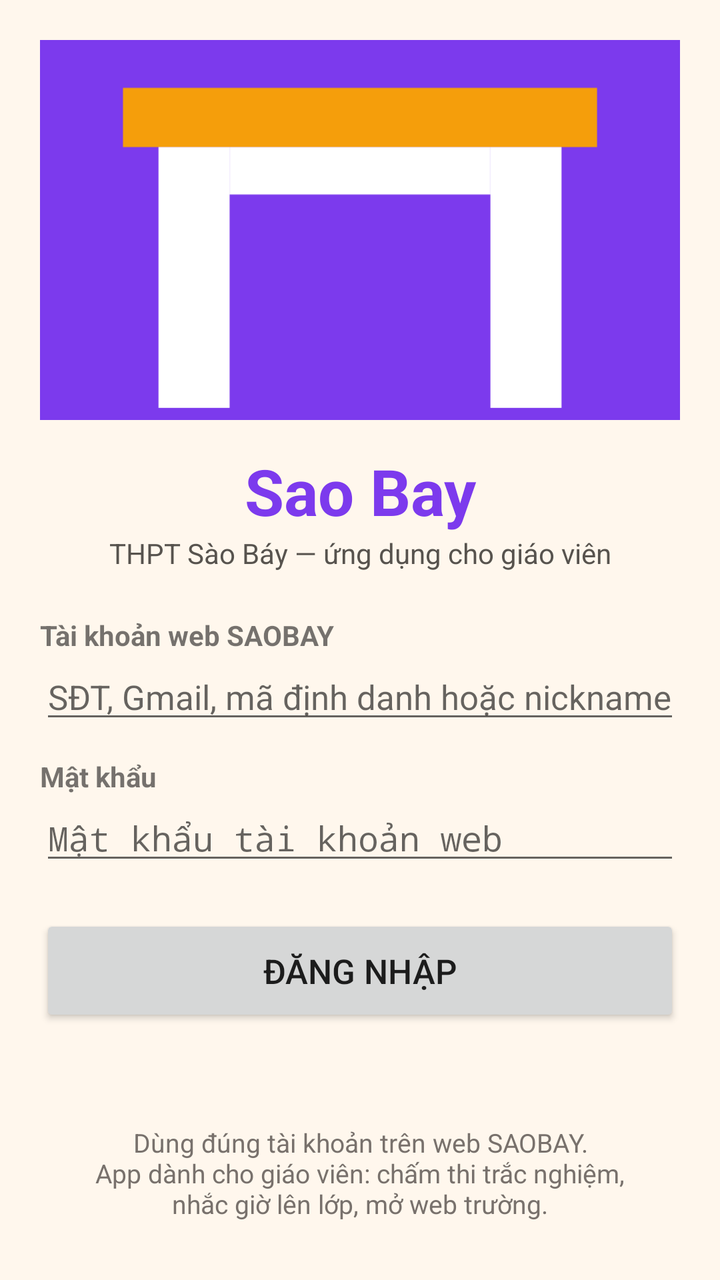
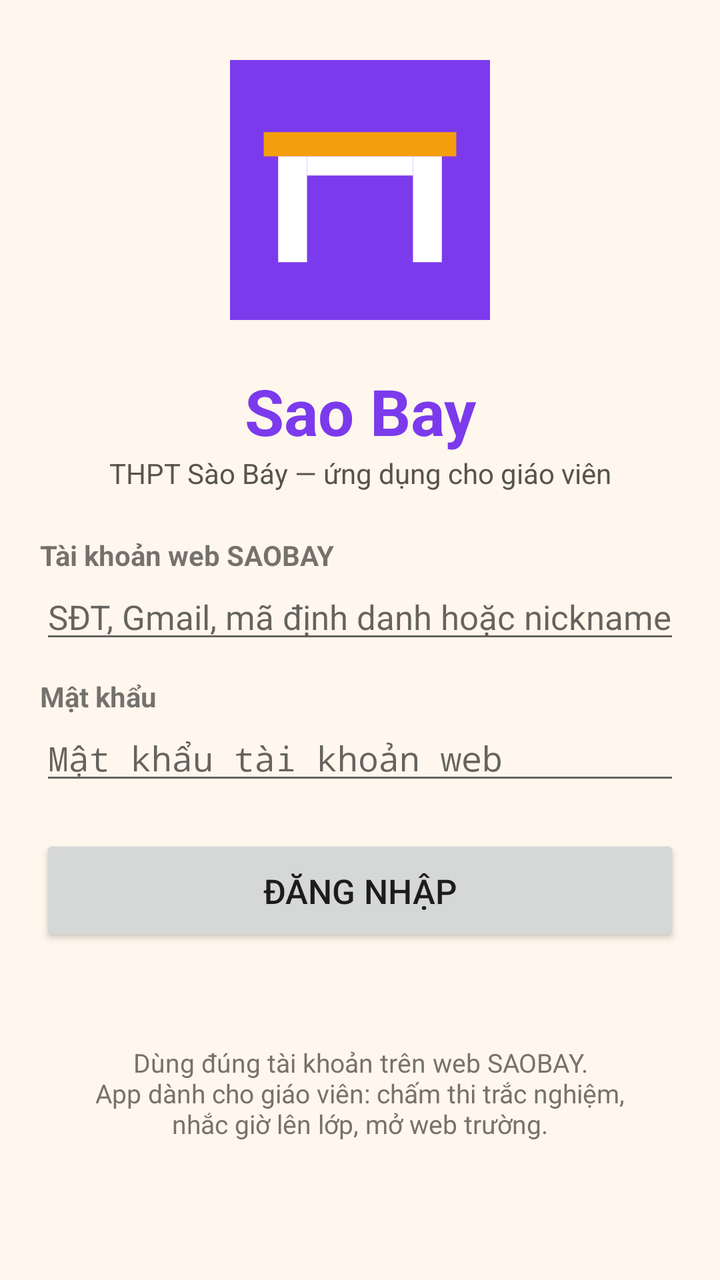

An Android layout rendered at two revisions. The XML below is the earlier revision; the diff shows what the commit changed to produce the second picture.
<!-- AndroidManifest.xml: application theme Theme.SaoBay -->
<!-- res/layout/activity_login.xml -->
<?xml version="1.0" encoding="utf-8"?>
<ScrollView xmlns:android="http://schemas.android.com/apk/res/android"
    android:layout_width="match_parent"
    android:layout_height="match_parent"
    android:background="#FFF7ED">

    <LinearLayout
        android:layout_width="match_parent"
        android:layout_height="wrap_content"
        android:orientation="vertical"
        android:padding="20dp">

        <ImageView
            android:layout_width="match_parent"
            android:layout_height="190dp"
            android:scaleType="centerCrop"
            android:src="@drawable/ic_launcher"
            android:contentDescription="Cổng trường THPT Sào Báy" />

        <TextView
            android:layout_width="match_parent"
            android:layout_height="wrap_content"
            android:layout_marginTop="14dp"
            android:gravity="center"
            android:text="Sao Bay"
            android:textColor="#7C3AED"
            android:textSize="32sp"
            android:textStyle="bold" />

        <TextView
            android:layout_width="match_parent"
            android:layout_height="wrap_content"
            android:gravity="center"
            android:text="THPT Sào Báy — ứng dụng cho giáo viên"
            android:textColor="#57534E"
            android:textSize="14sp" />

        <TextView
            android:layout_width="match_parent"
            android:layout_height="wrap_content"
            android:layout_marginTop="22dp"
            android:text="Tài khoản web SAOBAY"
            android:textStyle="bold" />

        <EditText
            android:id="@+id/etPhone"
            android:layout_width="match_parent"
            android:layout_height="wrap_content"
            android:hint="SĐT, Gmail, mã định danh hoặc nickname"
            android:inputType="text"
            android:textSize="17sp" />

        <TextView
            android:layout_width="match_parent"
            android:layout_height="wrap_content"
            android:layout_marginTop="12dp"
            android:text="Mật khẩu"
            android:textStyle="bold" />

        <EditText
            android:id="@+id/etPass"
            android:layout_width="match_parent"
            android:layout_height="wrap_content"
            android:hint="Mật khẩu tài khoản web"
            android:inputType="textPassword"
            android:textSize="17sp" />

        <Button
            android:id="@+id/btnLogin"
            android:layout_width="match_parent"
            android:layout_height="56dp"
            android:layout_marginTop="20dp"
            android:text="Đăng nhập"
            android:textSize="17sp" />

        <TextView
            android:id="@+id/tvLoginMsg"
            android:layout_width="match_parent"
            android:layout_height="wrap_content"
            android:layout_marginTop="12dp"
            android:gravity="center"
            android:textColor="#DC2626"
            android:textSize="14sp" />

        <TextView
            android:layout_width="match_parent"
            android:layout_height="wrap_content"
            android:layout_marginTop="18dp"
            android:gravity="center"
            android:text="Dùng đúng tài khoản trên web SAOBAY.\nApp dành cho giáo viên: chấm thi trắc nghiệm,\nnhắc giờ lên lớp, mở web trường."
            android:textColor="#78716C"
            android:textSize="13sp" />
    </LinearLayout>
</ScrollView>
<!-- resources referenced by this layout -->
<resources>
  <!-- drawable ic_launcher (drawable) -->
  <vector xmlns:android="http://schemas.android.com/apk/res/android"
      android:width="108dp" android:height="108dp"
      android:viewportWidth="108" android:viewportHeight="108">
      <path android:fillColor="#7C3AED" android:pathData="M0,0h108v108h-108z"/>
      <path android:fillColor="#F59E0B" android:pathData="M14,30h80v10h-80z"/>
      <path android:fillColor="#FFFFFF" android:pathData="M20,40h12v44h-12z"/>
      <path android:fillColor="#FFFFFF" android:pathData="M76,40h12v44h-12z"/>
      <path android:fillColor="#FFFFFF" android:pathData="M32,40h44v8h-44z"/>
  </vector>
  <style name="Theme.SaoBay" parent="android:Theme.Material.Light.NoActionBar">
          <item name="android:windowBackground">#FFF7ED</item>
          <item name="android:statusBarColor">#7C3AED</item>
      </style>
</resources>

<!-- the commit's change to res/layout/activity_login.xml (unified diff, before → after) -->
@@ -12,10 +12,11 @@
 
         <ImageView
             android:layout_width="match_parent"
-            android:layout_height="190dp"
-            android:scaleType="centerCrop"
+            android:layout_height="150dp"
+            android:padding="10dp"
+            android:scaleType="fitCenter"
             android:src="@drawable/ic_launcher"
-            android:contentDescription="Cổng trường THPT Sào Báy" />
+            android:contentDescription="Trường THPT Sào Báy" />
 
         <TextView
             android:layout_width="match_parent"
